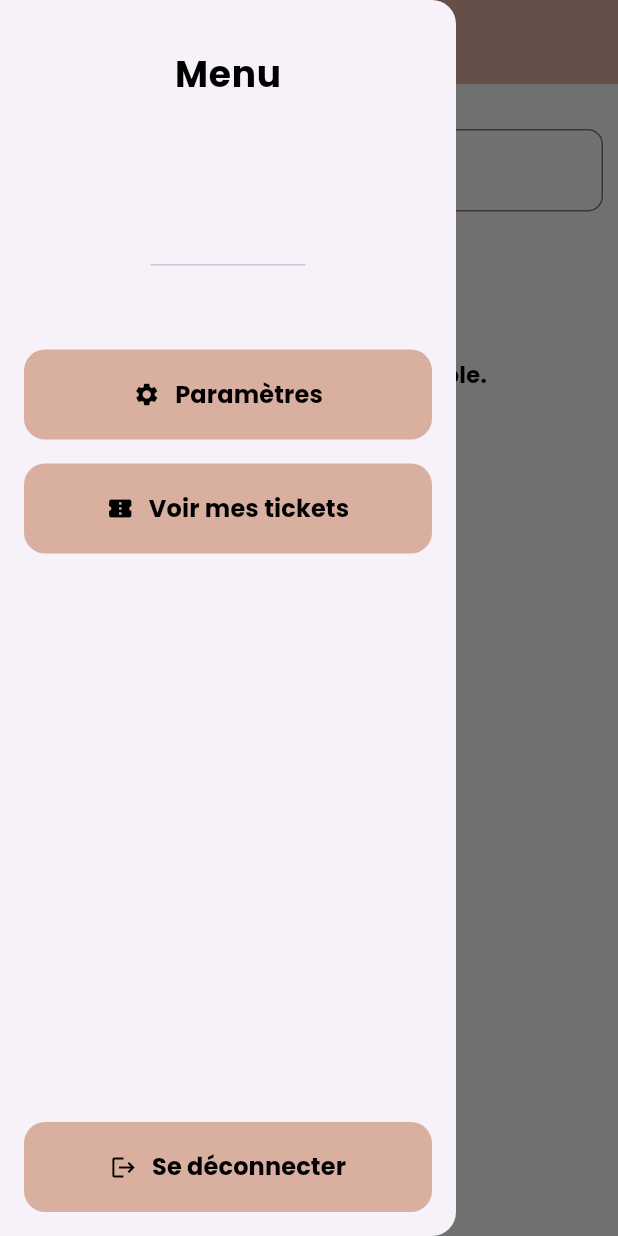
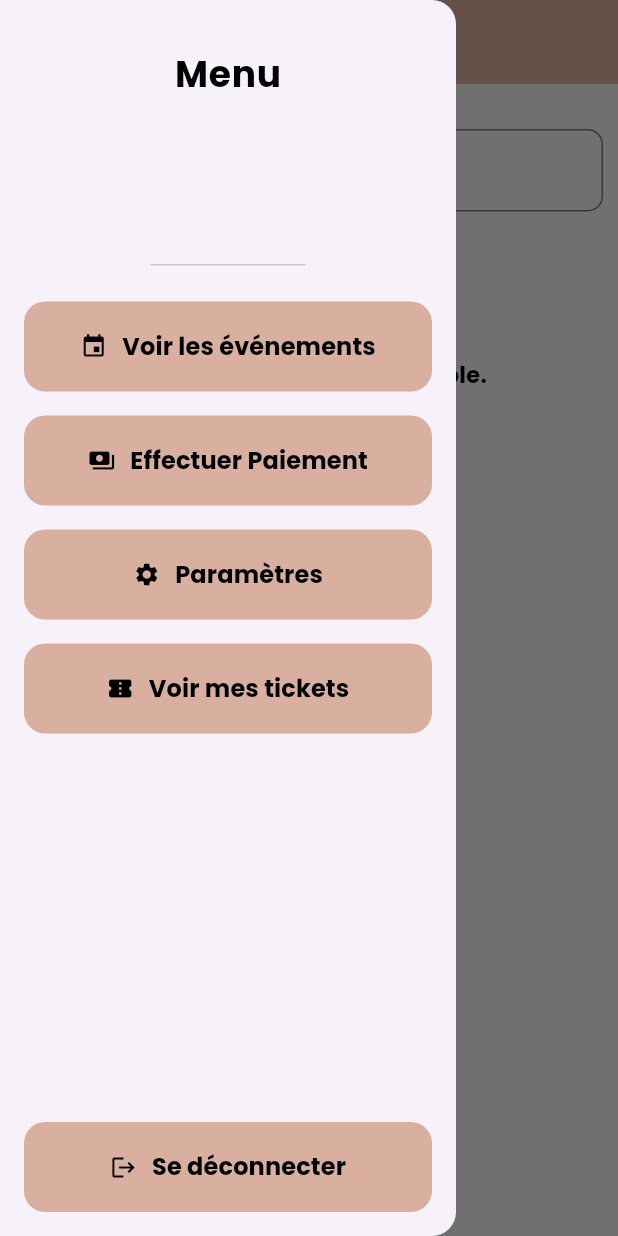
Before and after one commit to Ymas0908/e-Tix-, a Flutter app: the Home screen opened directly, with the side drawer open, on a phone screen of 412 x 824 dp. Run offline on Flutter 3.47's test engine with Material 3 defaults, Android fonts, the phone set to English and light mode, and no system bars; our stand-ins replace connectivity_plus, firebase_auth, firebase_core, firebase_messaging, flutter_screenutil, flutter_secure_storage and 5 more; missing offline and left inert: dart:ffi, flutter_skeleton_ui; accounts and stored records are empty; network calls fail.

Commit message:
Update services & views

```diff
--- a/lib/main.dart
+++ b/lib/main.dart
@@ -1,6 +1,9 @@
 
+import 'package:eTix/models/evenement_model.dart';
 import 'package:eTix/utils/secure_storage.dart';
+import 'package:eTix/views/evenements/composants/card_evenement.dart';
 import 'package:eTix/views/home/home.dart';
+import 'package:eTix/views/pageacceuil.dart';
 import 'package:eTix/views/splash_view.dart';
 import 'package:eTix/views_model/authentification_viewmodel.dart';
 import 'package:eTix/views_model/evenement_viewmodel.dart';
@@ -11,6 +14,7 @@ import 'package:eTix/web_services/implementations/Ticket_Impl.dart';
 import 'package:eTix/web_services/implementations/notchpay_impl.dart';
 import 'package:eTix/web_services/services/auth_service.dart';
 import 'package:eTix/web_services/services/notchPay_service.dart';
+import 'package:firebase_auth/firebase_auth.dart';
 import 'package:firebase_core/firebase_core.dart';
 import 'package:flutter/cupertino.dart';
 import 'package:flutter/material.dart';
@@ -28,11 +32,20 @@ Future<void> main() async {
   await Firebase.initializeApp(
       options: DefaultFirebaseOptions.currentPlatform
   );
-  runApp(const MyApp());
+  /**
+   * Initialisation de Firebase Auth pour l'authentification
+   *  ceci permet de vérifier si l'utilisateur est déjà connecté
+   *  Si connecté, il sera redirigé vers la page d'accueil
+   */
+  User? user = FirebaseAuth.instance.currentUser;
+
+  runApp(MyApp(isLoggedIn: user != null));
 }
 
 class MyApp extends StatelessWidget {
-  const MyApp({super.key});
+  final bool isLoggedIn;
+
+  const MyApp({super.key, required this.isLoggedIn});
 
   @override
   Widget build(BuildContext context) {
@@ -43,7 +56,6 @@ class MyApp extends StatelessWidget {
           model.initialize();
           return model;
         }),
-
         ChangeNotifierProvider<EvenementViewModel>(
           create: (context) => EvenementViewModel(
             evenementService: Evenementimpl(),
@@ -101,9 +113,11 @@ class MyApp extends StatelessWidget {
           begin: Alignment(-2.4, -0.2),
           end: Alignment(2.4, 0.2),
           tileMode: TileMode.clamp,
-        ), child: const MaterialApp(
+        ), child: MaterialApp(
           debugShowCheckedModeBanner: false,
-          home: Home(),
+          home: isLoggedIn
+              ? Home()
+              : SplashView(), // Redirige vers la page d'accueil si connecté, sinon vers la page de connexion
         ),
       ),
     );
--- a/lib/models/evenement_model.dart
+++ b/lib/models/evenement_model.dart
@@ -11,7 +11,7 @@ class EvenementModel {
   String? prixTicketGP;
   String? prixTicketVIP;
   String? prixTicketVVIP;
-  DateTime dateEvenement;
+  DateTime dateHeureEvenement;
   DateTime dateHeureCreation;
   TypeEvenement typeEvenement;
 
@@ -25,7 +25,7 @@ class EvenementModel {
     required this.prixTicketGP,
     required this.prixTicketVIP,
     required this.prixTicketVVIP,
-    required this.dateEvenement,
+    required this.dateHeureEvenement,
     required this.dateHeureCreation,
     required this.typeEvenement,
   });
@@ -39,7 +39,7 @@ class EvenementModel {
       libelle: json['libelle'],
       description: json['description'],
       lieu: json['lieu'],
-      dateEvenement: DateTime.parse(json['dateEvenement']),
+      dateHeureEvenement: DateTime.parse(json['dateHeureEvenement']),
       dateHeureCreation: DateTime.parse(json['dateHeureCreation']),
       typeEvenement: TypeEvenement.values.firstWhere(
             (type) => type.name == json['typeEvenement'],
@@ -58,7 +58,7 @@ class EvenementModel {
       'libelle': libelle,
       'description': description,
       'lieu': lieu,
-      'dateEvenement': dateEvenement,
+      'dateEvenement': dateHeureEvenement,
       'dateHeureCreation': dateHeureCreation,
       'typeEvenement': typeEvenement.name,
       'prixTicketGP': prixTicketGP,
--- a/lib/models/ticket_model.dart
+++ b/lib/models/ticket_model.dart
@@ -1,9 +1,11 @@
+import 'package:eTix/models/enum/type_ticket.dart';
+
 class TicketModel {
   final int? id;
   final String? reference;
   final String? prix;
   final int? quantite;
-  final String? typeTicket;
+  final TypeTicket typeTicket;
   final DateTime? dateHeureCreation;
 
   TicketModel({
@@ -21,7 +23,7 @@ class TicketModel {
       reference: json['reference'] as String,
       prix: json['prix'] as String,
       quantite: json['quantite'] as int,
-      typeTicket: json['typeTicket'] as String,
+      typeTicket: json['typeTicket'] as TypeTicket,
       dateHeureCreation: DateTime.parse(json['dateHeureCreation']),
     );
   }
--- a/lib/ressources/composants/AppDrawer.dart
+++ b/lib/ressources/composants/AppDrawer.dart
@@ -2,6 +2,8 @@ import 'package:flutter/material.dart';
 import 'package:google_fonts/google_fonts.dart';
 import 'package:provider/provider.dart';
 
+import '../../views/PaiementView.dart';
+import '../../views/Test.dart';
 import '../../views/pageacceuil.dart';
 import '../../views/profile/profil-setting.dart';
 import '../../views_model/authentification_viewmodel.dart';
@@ -41,72 +43,72 @@ class _AppdrawerState extends State<Appdrawer> {
                 const SizedBox(height: 16),
 
                 // Bouton Voir les événements
-                // ElevatedButton(
-                //   style: ElevatedButton.styleFrom(
-                //     backgroundColor: const Color(0xffD9AFA0),
-                //     shape: RoundedRectangleBorder(
-                //       borderRadius: BorderRadius.circular(14),
-                //     ),
-                //     minimumSize: const Size(double.infinity, 60),
-                //     elevation: 0,
-                //   ),
-                //   onPressed: () {
-                //     Navigator.push(
-                //       context,
-                //       MaterialPageRoute(builder: (context) => Test()),
-                //     );
-                //   },
-                //   child: Row(
-                //     mainAxisAlignment: MainAxisAlignment.center,
-                //     children: [
-                //       const Icon(Icons.event, color: Colors.black),
-                //       const SizedBox(width: 10),
-                //       Text(
-                //         "Voir les événements",
-                //         style: GoogleFonts.poppins(
-                //           color: Colors.black,
-                //           fontWeight: FontWeight.bold,
-                //           fontSize: 16,
-                //         ),
-                //       ),
-                //     ],
-                //   ),
-                // ),
+                ElevatedButton(
+                  style: ElevatedButton.styleFrom(
+                    backgroundColor: const Color(0xffD9AFA0),
+                    shape: RoundedRectangleBorder(
+                      borderRadius: BorderRadius.circular(14),
+                    ),
+                    minimumSize: const Size(double.infinity, 60),
+                    elevation: 0,
+                  ),
+                  onPressed: () {
+                    Navigator.push(
+                      context,
+                      MaterialPageRoute(builder: (context) => Test()),
+                    );
+                  },
+                  child: Row(
+                    mainAxisAlignment: MainAxisAlignment.center,
+                    children: [
+                      const Icon(Icons.event, color: Colors.black),
+                      const SizedBox(width: 10),
+                      Text(
+                        "Voir les événements",
+                        style: GoogleFonts.poppins(
+                          color: Colors.black,
+                          fontWeight: FontWeight.bold,
+                          fontSize: 16,
+                        ),
+                      ),
+                    ],
+                  ),
+                ),
 
                 const SizedBox(height: 16),
 
                 // Bouton Effectuer Paiement
-                // ElevatedButton(
-                //   style: ElevatedButton.styleFrom(
-                //     backgroundColor: const Color(0xffD9AFA0),
-                //     shape: RoundedRectangleBorder(
-                //       borderRadius: BorderRadius.circular(14),
-                //     ),
-                //     minimumSize: const Size(double.infinity, 60),
-                //     elevation: 0,
-                //   ),
-                //   onPressed: ()  {
-                //     Navigator.push(
-                //       context,
-                //       MaterialPageRoute(builder: (context) => PaiementView()),
-                //     );
-                //   },
-                //   child: Row(
-                //     mainAxisAlignment: MainAxisAlignment.center,
-                //     children: [
-                //       const Icon(Icons.payments, color: Colors.black),
-                //       const SizedBox(width: 10),
-                //       Text(
-                //         "Effectuer Paiement",
-                //         style: GoogleFonts.poppins(
-                //           color: Colors.black,
-                //           fontWeight: FontWeight.bold,
-                //           fontSize: 16,
-                //         ),
-                //       ),
-                //     ],
-                //   ),
-                // ),
+                ElevatedButton(
+                  style: ElevatedButton.styleFrom(
+                    backgroundColor: const Color(0xffD9AFA0),
+                    shape: RoundedRectangleBorder(
+                      borderRadius: BorderRadius.circular(14),
+                    ),
+                    minimumSize: const Size(double.infinity, 60),
+                    elevation: 0,
+                  ),
+                  onPressed: ()  {
+                    Navigator.push(
+                      context,
+                      MaterialPageRoute(builder: (context) => PaiementView()),
+                    );
+                  },
+                  child: Row(
+                    mainAxisAlignment: MainAxisAlignment.center,
+                    children: [
+                      const Icon(Icons.payments, color: Colors.black),
+                      const SizedBox(width: 10),
+                      Text(
+                        "Effectuer Paiement",
+                        style: GoogleFonts.poppins(
+                          color: Colors.black,
+                          fontWeight: FontWeight.bold,
+                          fontSize: 16,
+                        ),
+                      ),
+                    ],
+                  ),
+                ),
 
                 const SizedBox(height: 16),
 
@@ -194,23 +196,31 @@ class _AppdrawerState extends State<Appdrawer> {
                     showDialog(
                       context: context,
                       barrierDismissible: false,
-                      builder: (_) => const LoadingDialog(
+                      builder: (_) => LoadingDialog(
                         message: "Déconnexion en cours...",
                       ),
                     );
+
                     try {
                       await authViewModel.signout(context);
-                      Navigator.push(
+
+                      Navigator.pushAndRemoveUntil(
                         context,
                         MaterialPageRoute(builder: (context) => Pageacceuil()),
+                            (route) => false,
                       );
 
-                    }catch (e) {
-                      Navigator.of(context).pop(); // close loading
+                    } catch (e, stacktrace) {
+                      print("Erreur lors de la déconnexion : $stacktrace");
+                      print("Erreur : $e");
+                      Navigator.of(context).pop(); // fermer loading
+
                       ScaffoldMessenger.of(context).showSnackBar(
                         SnackBar(
-                            content: Text(
-                                "Erreur lors de la déconnexion : $e")),
+                          content: Text("Erreur lors de la déconnexion : $e"),
+                          backgroundColor: Colors.red,
+                          duration: const Duration(seconds: 3),
+                        ),
                       );
                     }
                   },
--- a/lib/utils/const.dart
+++ b/lib/utils/const.dart
@@ -2,8 +2,8 @@
 // String baseUrl2 = 'https://gimsandbox.it-centrex.com';
 // String baseUrl = 'http://192.168.30.43:8075/api/v1';
 // String baseUrl2 = 'http://192.168.30.43:8075';
-String baseUrl = 'http://192.168.30.22:9000/api/v1';
-String baseUrl2 = 'http://192.168.30.22:9000';
+String baseUrl = 'http://192.168.30.100:9000/api/v1';
+String baseUrl2 = 'http://192.168.30.100:9000';
 String baseUrlNotchPay = 'https://api.notchpay.co';
 //  String baseUrl = 'http://10.0.2.2:8075/api/v1';
 //  String baseUrl2 = 'http://10.0.2.2:8075';
--- a/lib/views/home/home.dart
+++ b/lib/views/home/home.dart
@@ -3,20 +3,13 @@ import 'package:flutter_skeleton_ui/flutter_skeleton_ui.dart';
 import 'package:google_fonts/google_fonts.dart';
 
 import 'package:provider/provider.dart';
-import 'package:firebase_auth/firebase_auth.dart';
 
 import '../../ressources/composants/AppDrawer.dart';
-import '../../ressources/composants/Search_Input.dart';
 import '../../ressources/constantes/appdefaults.dart';
 import '../../utils/network_status_listener.dart';
-import '../../views_model/authentification_viewmodel.dart';
-import '../../web_services/services/auth_service.dart';
 import '../../views_model/evenement_viewmodel.dart';
-import '../../web_services/services/notchPay_service.dart';
-import '../Test.dart';
 import '../evenements/composants/card_evenement.dart';
 import '../evenements/detail_evenements.dart';
-import '../profile/profil-setting.dart';
 
 class Home extends StatefulWidget {
   const Home({super.key});
@@ -27,8 +20,6 @@ class Home extends StatefulWidget {
 
 class _HomeState extends State<Home> {
   late EvenementViewModel evenementViewModel;
-  late NotchpayService notchpayService;
-  late AuthViewModel authViewModel;
 
   @override
   void initState() {
@@ -58,14 +49,15 @@ class _HomeState extends State<Home> {
         ),
         drawer: Appdrawer(),
         body: RefreshIndicator(
-          color: Color(0xffD9AFA0),
+          color: const Color(0xffD9AFA0),
           onRefresh: () async {
             await evenementViewModel.getAllEvenements(context);
           },
           child: Container(
-            color: Colors.grey.shade100, // 🔹 Couleur de fond ici
-            child: NetworkStatusListener(
-              child: CustomScrollView(
+            color: Colors.grey.shade100,
+            child: Consumer<EvenementViewModel>(
+              builder: (context, viewModel, _) {
+                return CustomScrollView(
                   slivers: [
                     SliverToBoxAdapter(
                       child: Padding(
@@ -74,7 +66,7 @@ class _HomeState extends State<Home> {
                           children: [
                             const SizedBox(height: 30),
                             TextField(
-                            onChanged: evenementViewModel.filterEvenements,
+                              onChanged: viewModel.filterEvenements,
                               keyboardType: TextInputType.text,
                               style: GoogleFonts.poppins(
                                 textStyle: const TextStyle(
@@ -85,15 +77,12 @@ class _HomeState extends State<Home> {
                               ),
                               enableInteractiveSelection: true,
                               showCursor: true,
-                            controller: evenementViewModel.searchEventController,
+                              controller: viewModel.searchEventController,
                               decoration: InputDecoration(
-                              suffixIcon: evenementViewModel
-                                  .searchEventController.text.isNotEmpty
+                                suffixIcon: viewModel.searchEventController.text.isNotEmpty
                                     ? IconButton(
                                   icon: const Icon(Icons.clear),
-                                onPressed: () => evenementViewModel
-                                    .searchEventController
-                                    .clear(),
+                                  onPressed: () => viewModel.searchEventController.clear(),
                                 )
                                     : null,
                                 prefixIcon: const Icon(Icons.search),
@@ -102,54 +91,43 @@ class _HomeState extends State<Home> {
                                     color: Colors.grey,
                                     width: 0.5,
                                   ),
-                                  borderRadius: BorderRadius.circular(10)),
+                                  borderRadius: BorderRadius.circular(10),
+                                ),
                                 hintText: 'Rechercher un événement',
                               ),
                             ),
                             const SizedBox(height: 30),
-                          // SizedBox(
-                          //   height: 40,
-                          //   child: ListView.builder(
-                          //     scrollDirection: Axis.horizontal,
-                          //     itemCount: evenementViewModel.listTypeEvenement.length,
-                          //     itemBuilder: (context, index) {
-                          //       final type = evenementViewModel.listTypeEvenement[index];
-                          //       final isSelected = evenementViewModel.selectedTypeEvenement == type;
-                          //
-                          //       return Padding(
-                          //         padding: const EdgeInsets.symmetric(horizontal: 8),
-                          //         child: ChoiceChip(
-                          //           backgroundColor: Colors.white,
-                          //           label: Text(
-                          //             type.name.replaceAll('_', ' ').toString(),
-                          //             style: GoogleFonts.poppins(
-                          //               color: isSelected ? Colors.white : Colors.black,
-                          //             ),
-                          //           ),
-                          //           selected: isSelected,
-                          //           selectedColor: const Color(0xffD9AFA0),
-                          //           onSelected: (_) {
-                          //             evenementViewModel.setSelectedTypeEvenement(type);
-                          //           },
-                          //         ),
-                          //       );
-                          //     },
-                          //   ),
-                          // ),
-
-
+                            // filtre par type éventuel ici
                           ],
                         ),
                       ),
                     ),
-
                     SliverPadding(
                       padding: const EdgeInsets.all(8),
-                    sliver: evenementViewModel.evenements.isEmpty
-                        ?  SliverToBoxAdapter(
+                      sliver: viewModel.isEventLoading
+                          ? SliverGrid.builder(
+                        itemCount: 6, // nombre arbitraire de skeletons
+                        gridDelegate: const SliverGridDelegateWithMaxCrossAxisExtent(
+                          maxCrossAxisExtent: 200,
+                          mainAxisSpacing: 10,
+                          crossAxisSpacing: 10,
+                          childAspectRatio: 1,
+                        ),
+                        itemBuilder: (context, index) {
+                          return const SkeletonAvatar(
+                            style: SkeletonAvatarStyle(
+                              padding: EdgeInsets.all(10),
+                              width: 200,
+                              height: 200,
+                            ),
+                          );
+                        },
+                      )
+                          : (viewModel.evenements.isEmpty
+                          ? SliverToBoxAdapter(
                         child: Center(
                           child: Padding(
-                          padding: EdgeInsets.symmetric(vertical: 60),
+                            padding: const EdgeInsets.symmetric(vertical: 60),
                             child: Text(
                               'Aucun événement disponible.',
                               style: GoogleFonts.poppins(
@@ -164,26 +142,29 @@ class _HomeState extends State<Home> {
                         ),
                       )
                           : SliverGrid.builder(
-                      itemCount: evenementViewModel.evenements.length,
+                        itemCount: viewModel.evenements.length,
                         gridDelegate: const SliverGridDelegateWithMaxCrossAxisExtent(
                           maxCrossAxisExtent: 200,
+                          mainAxisSpacing: 10,
+                          crossAxisSpacing: 10,
+                          childAspectRatio: 1,
                         ),
                         itemBuilder: (context, index) {
-                        final event = evenementViewModel.evenements[index];
+                          final event = viewModel.evenements[index];
                           return GestureDetector(
                             onTap: () {
-                            if (!evenementViewModel.isEventLoading) {
-                              evenementViewModel.setSelectedEvenement(event);
+                              if (!viewModel.isEventLoading) {
+                                viewModel.setSelectedEvenement(event);
                                 Navigator.push(
                                   context,
                                   MaterialPageRoute(
-                                  builder: (context) => DetailEvenements(),
+                                    builder: (context) => const DetailEvenements(),
                                   ),
                                 );
                               }
                             },
                             child: Skeleton(
-                            isLoading: evenementViewModel.isEventLoading,
+                              isLoading: viewModel.isEventLoading,
                               skeleton: const SkeletonAvatar(
                                 style: SkeletonAvatarStyle(
                                   padding: EdgeInsets.all(10),
@@ -197,17 +178,15 @@ class _HomeState extends State<Home> {
                             ),
                           );
                         },
+                      )),
                     ),
-                  )
                   ],
-              ),
+                );
+              },
             ),
           ),
         ),
       ),
     );
   }
-
-
-
 }
--- a/lib/views_model/authentification_viewmodel.dart
+++ b/lib/views_model/authentification_viewmodel.dart
@@ -32,6 +32,7 @@ class AuthViewModel extends ChangeNotifier {
       emailController.clear();
       passwordController.clear();
     } on Exception catch (e) {
+      // Gérer les erreurs d'inscription
       print("Une erreur s'est produite: $e");
       print(e);    }
     setLoading(false);
@@ -64,7 +65,7 @@ class AuthViewModel extends ChangeNotifier {
    */
   Future<void> signout(BuildContext context) async {setLoading(true);
     try {
-      print("Deconnexion."+ "Utilisateur déconnecté ");
+      print("Deconnexion."+ "Utilisateu  déconnecté");
       await authService.signout(context: context);
       emailController.clear();
       passwordController.clear();
--- a/lib/web_services/implementations/EvenementImpl.dart
+++ b/lib/web_services/implementations/EvenementImpl.dart
@@ -71,7 +71,7 @@ class Evenementimpl implements EvenementService {
       String url = "$baseUrl/evenements";
       return http.get(Uri.parse(url), headers: headers).then((response) {
         int statusCode = response.statusCode;
-        print("Success event body: ${response.body}");
+        print("Success::::::: ${statusCode}");
         if (statusCode == 200) {
 
           Map<String, dynamic> body = json.decode(response.body);
@@ -95,6 +95,7 @@ class Evenementimpl implements EvenementService {
           throw BadRequestException();
         } else {
           // Handle error
+          print("Error::::::: ${response.body}");
           throw Exception("Une erreur s'est produite: ${response.body}");
         }
       });
--- a/lib/web_services/implementations/notchpay_impl.dart
+++ b/lib/web_services/implementations/notchpay_impl.dart
@@ -20,6 +20,8 @@ class NotchpayImpl implements NotchpayService {
       String url = "$baseUrlNotchPay/payments";
       return http.post(Uri.parse(url), headers: headers).then((response) {
         int statusCode = response.statusCode;
+        print("Success to paiement ::::::: ${statusCode}");
+
         if (statusCode == 200) {
           // Operation retrieved successfully
           Map<String, dynamic> data = json.decode(response.body);
```
Also changed, not shown: lib/ressources/composants/showDetailTicket.dart (+35 -19 lines), lib/views/evenements/detail_evenements.dart (+14 -5 lines), lib/views/login/login.dart (+9 -14 lines), lib/views/signup/signup.dart (+4 -5 lines), lib/views_model/evenement_viewmodel.dart (+43 -20 lines), lib/web_services/services/auth_service.dart (+21 -44 lines), 7 other files. Lines whose indentation alone changed are shown as unchanged.
